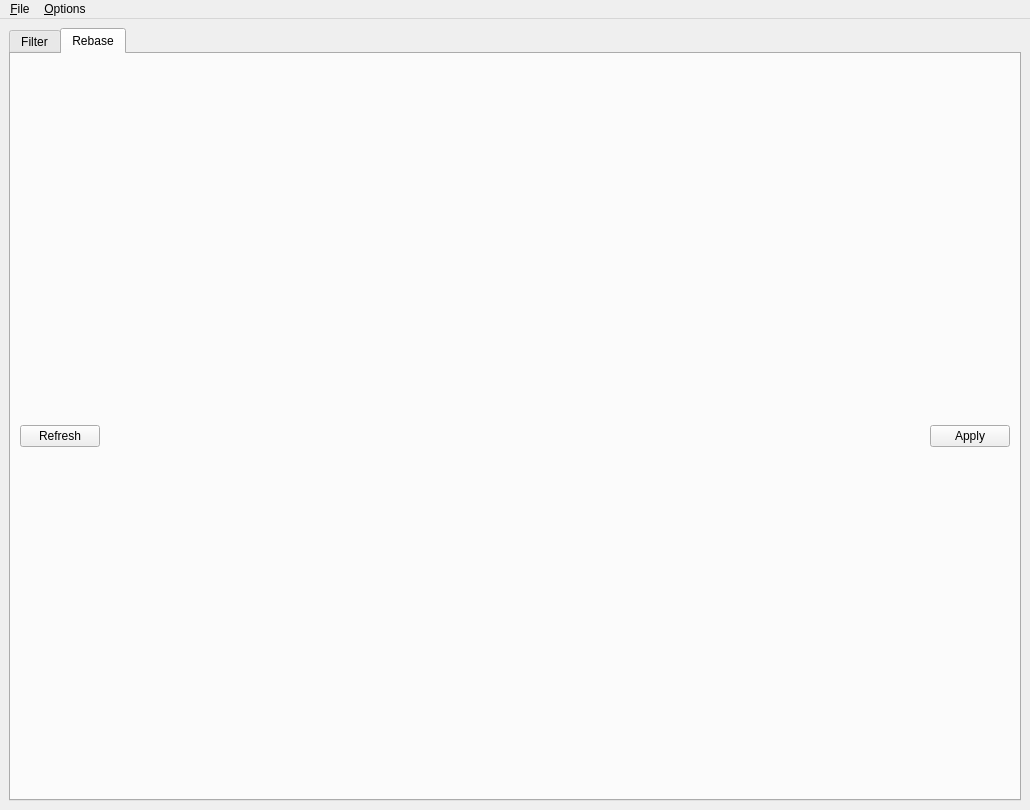
The window that gitbuster/main_window.ui (mike-perdide/gitbuster) describes before a commit, drawn with Qt 5.
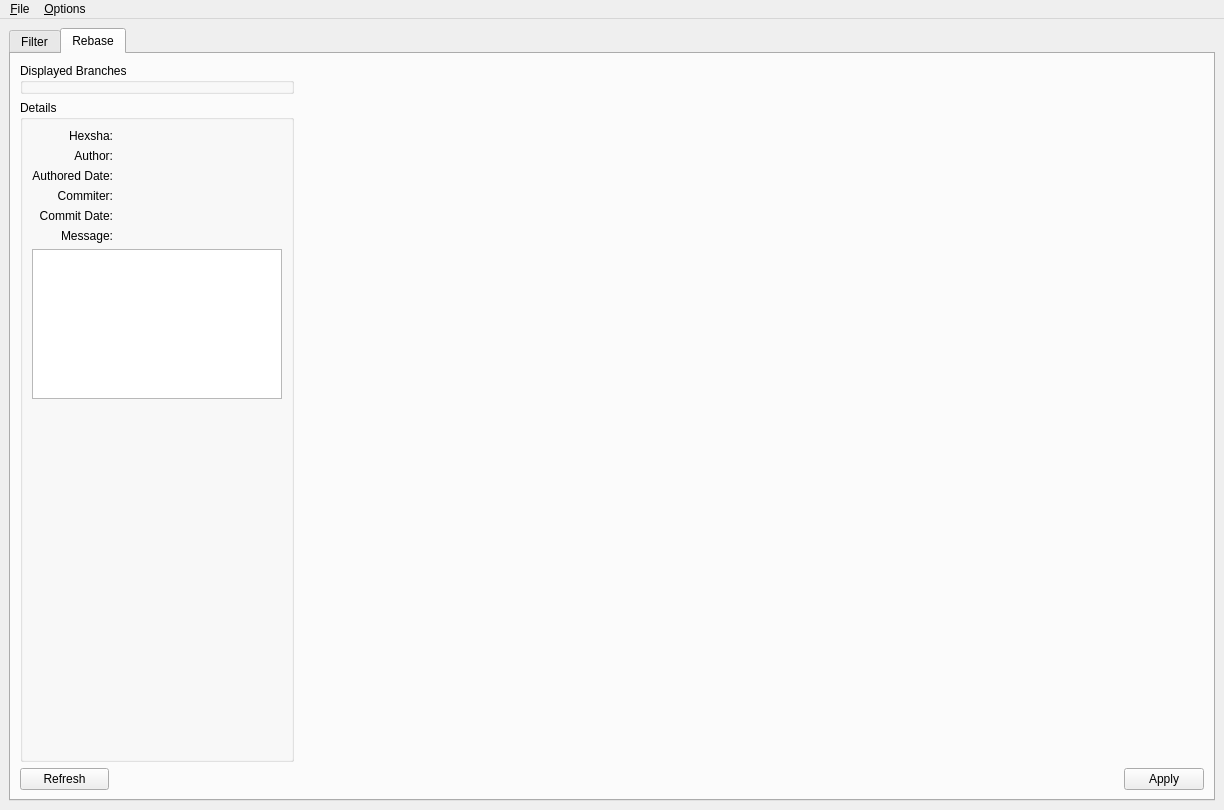
The same window after the commit. The open tabs and pages were chosen to show the change.

Commit message: Adding two groupbox containing "Displayed Branches" and "Details".

```diff
--- a/gitbuster/main_window.ui
+++ b/gitbuster/main_window.ui
@@ -653,8 +653,8 @@
        <attribute name="title">
         <string>Rebase</string>
        </attribute>
-       <layout class="QGridLayout" name="gridLayout_12">
-        <item row="0" column="0" colspan="3">
+       <layout class="QGridLayout" name="gridLayout_12" columnstretch="0,0,0,0,0,4,0,0,0,0">
+        <item row="0" column="3" rowspan="2" colspan="7">
          <layout class="QHBoxLayout" name="graphicsViewLayout">
           <item>
            <spacer name="horizontalSpacer_6">
@@ -671,14 +671,7 @@
           </item>
          </layout>
         </item>
-        <item row="1" column="0">
-         <widget class="QPushButton" name="rebaseRefreshButton">
-          <property name="text">
-           <string>Refresh</string>
-          </property>
-         </widget>
-        </item>
-        <item row="1" column="1">
+        <item row="2" column="3" colspan="6">
          <spacer name="horizontalSpacer_4">
           <property name="orientation">
            <enum>Qt::Horizontal</enum>
@@ -691,13 +684,194 @@
           </property>
          </spacer>
         </item>
-        <item row="1" column="2">
+        <item row="2" column="9">
          <widget class="QPushButton" name="rebaseApplyButton">
           <property name="text">
            <string>Apply</string>
           </property>
          </widget>
         </item>
+        <item row="1" column="0" colspan="3">
+         <widget class="QGroupBox" name="groupBox">
+          <property name="minimumSize">
+           <size>
+            <width>0</width>
+            <height>500</height>
+           </size>
+          </property>
+          <property name="maximumSize">
+           <size>
+            <width>16777215</width>
+            <height>16777215</height>
+           </size>
+          </property>
+          <property name="title">
+           <string>Details</string>
+          </property>
+          <layout class="QGridLayout" name="gridLayout_13" columnstretch="1,2">
+           <item row="0" column="0">
+            <widget class="QLabel" name="hexshaLabel">
+             <property name="text">
+              <string>Hexsha:</string>
+             </property>
+             <property name="alignment">
+              <set>Qt::AlignRight|Qt::AlignTrailing|Qt::AlignVCenter</set>
+             </property>
+            </widget>
+           </item>
+           <item row="0" column="1">
+            <widget class="QLabel" name="hexshaHolderLabel">
+             <property name="text">
+              <string/>
+             </property>
+            </widget>
+           </item>
+           <item row="1" column="0">
+            <widget class="QLabel" name="authorLabel">
+             <property name="text">
+              <string>Author:</string>
+             </property>
+             <property name="alignment">
+              <set>Qt::AlignRight|Qt::AlignTrailing|Qt::AlignVCenter</set>
+             </property>
+            </widget>
+           </item>
+           <item row="2" column="0">
+            <widget class="QLabel" name="authoredDateLabel">
+             <property name="text">
+              <string>Authored Date:</string>
+             </property>
+             <property name="alignment">
+              <set>Qt::AlignRight|Qt::AlignTrailing|Qt::AlignVCenter</set>
+             </property>
+            </widget>
+           </item>
+           <item row="3" column="0">
+            <widget class="QLabel" name="committerLabel">
+             <property name="text">
+              <string>Commiter:</string>
+             </property>
+             <property name="alignment">
+              <set>Qt::AlignRight|Qt::AlignTrailing|Qt::AlignVCenter</set>
+             </property>
+            </widget>
+           </item>
+           <item row="4" column="0">
+            <widget class="QLabel" name="commitDateLabel">
+             <property name="text">
+              <string>Commit Date:</string>
+             </property>
+             <property name="alignment">
+              <set>Qt::AlignRight|Qt::AlignTrailing|Qt::AlignVCenter</set>
+             </property>
+            </widget>
+           </item>
+           <item row="1" column="1">
+            <widget class="QLabel" name="authorHolderLabel">
+             <property name="text">
+              <string/>
+             </property>
+            </widget>
+           </item>
+           <item row="2" column="1">
+            <widget class="QLabel" name="authoredDateHolderLabel">
+             <property name="text">
+              <string/>
+             </property>
+            </widget>
+           </item>
+           <item row="3" column="1">
+            <widget class="QLabel" name="commiterHolderLabel">
+             <property name="text">
+              <string/>
+             </property>
+            </widget>
+           </item>
+           <item row="4" column="1">
+            <widget class="QLabel" name="commitDateHolderLabel">
+             <property name="text">
+              <string/>
+             </property>
+            </widget>
+           </item>
+           <item row="5" column="0">
+            <widget class="QLabel" name="messageLabel">
+             <property name="text">
+              <string>Message:</string>
+             </property>
+             <property name="alignment">
+              <set>Qt::AlignRight|Qt::AlignTrailing|Qt::AlignVCenter</set>
+             </property>
+            </widget>
+           </item>
+           <item row="6" column="0" colspan="2">
+            <widget class="QTextEdit" name="messageHolderTextEdit">
+             <property name="minimumSize">
+              <size>
+               <width>0</width>
+               <height>0</height>
+              </size>
+             </property>
+             <property name="maximumSize">
+              <size>
+               <width>250</width>
+               <height>150</height>
+              </size>
+             </property>
+             <property name="readOnly">
+              <bool>true</bool>
+             </property>
+            </widget>
+           </item>
+           <item row="7" column="0">
+            <spacer name="verticalSpacer">
+             <property name="orientation">
+              <enum>Qt::Vertical</enum>
+             </property>
+             <property name="sizeHint" stdset="0">
+              <size>
+               <width>20</width>
+               <height>40</height>
+              </size>
+             </property>
+            </spacer>
+           </item>
+          </layout>
+         </widget>
+        </item>
+        <item row="0" column="0" colspan="3">
+         <widget class="QGroupBox" name="groupBox_2">
+          <property name="minimumSize">
+           <size>
+            <width>200</width>
+            <height>20</height>
+           </size>
+          </property>
+          <property name="title">
+           <string>Displayed Branches</string>
+          </property>
+         </widget>
+        </item>
+        <item row="2" column="1" colspan="2">
+         <spacer name="horizontalSpacer_7">
+          <property name="orientation">
+           <enum>Qt::Horizontal</enum>
+          </property>
+          <property name="sizeHint" stdset="0">
+           <size>
+            <width>40</width>
+            <height>20</height>
+           </size>
+          </property>
+         </spacer>
+        </item>
+        <item row="2" column="0">
+         <widget class="QPushButton" name="rebaseRefreshButton">
+          <property name="text">
+           <string>Refresh</string>
+          </property>
+         </widget>
+        </item>
        </layout>
       </widget>
      </widget>
```
